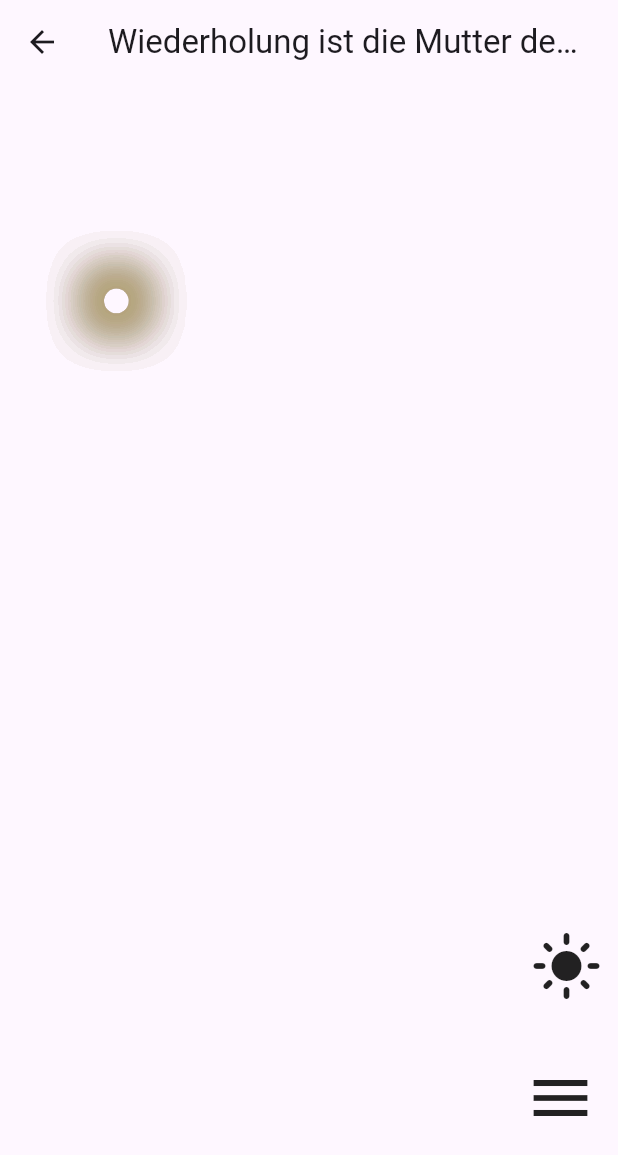
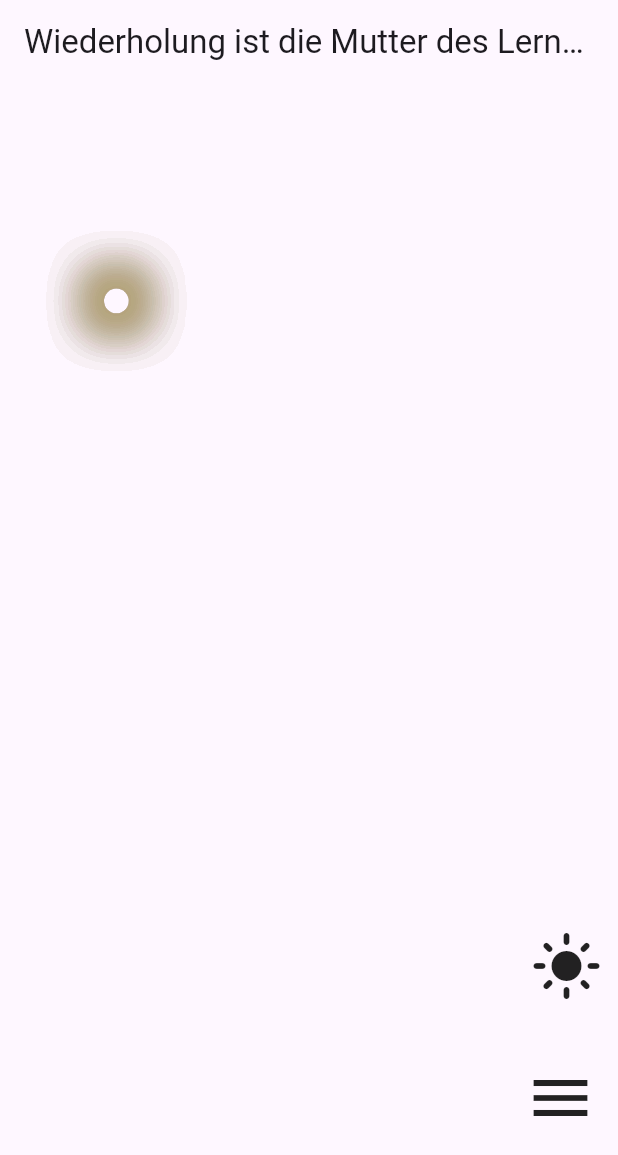
Before and after one commit to Thor-the-Dwarf/thors_cores, a Flutter app: the LevelScreen screen opened directly, after a tap on the "dark mode" icon, on a phone screen of 412 x 824 dp. Shown: the top 1155 px of the screen. Run offline on Flutter 3.47's test engine with Material 3 defaults, Android fonts, the phone set to English and light mode, and no system bars; our stand-ins replace cloud_firestore, firebase_core, shared_preferences, supabase_flutter; accounts and stored records are empty; statements that could not run were skipped.

Commit message:
Startseite implementiert

```diff
--- a/lib/level_screen/level_screen.dart
+++ b/lib/level_screen/level_screen.dart
@@ -255,125 +255,6 @@ class _LevelScreenState extends State<LevelScreen>
   }
 
   @override
-  // Widget build(BuildContext context) {
-  //   final visibleNodes = _buildVisibleNodes(tree, 0);
-  //
-  //   return Scaffold(
-  //     appBar: AppBar(
-  //       title: const Text('Wiederholung ist die Mutter des Lernens'),
-  //       elevation: 0,
-  //     ),
-  //     body: Stack(
-  //       children: [
-  //         MyBackGround(),
-  //         // Durchsichtiges Grid für Cores, wenn ein Level ausgewählt ist
-  //         if (_selectedLevelId != null)
-  //           Container(
-  //             color: Colors.black.withOpacity(0.3),
-  //             child: GridView.builder(
-  //               padding: const EdgeInsets.all(16.0),
-  //               gridDelegate: const SliverGridDelegateWithFixedCrossAxisCount(
-  //                 crossAxisCount: 2,
-  //                 crossAxisSpacing: 16.0,
-  //                 mainAxisSpacing: 16.0,
-  //                 childAspectRatio: 3 / 2,
-  //               ),
-  //               itemCount: _collectAllCores(_selectedLevelId!, tree).length,
-  //               itemBuilder: (context, index) {
-  //                 final core = _collectAllCores(_selectedLevelId!, tree)[index];
-  //                 return GestureDetector(
-  //                   onTap: () {
-  //                     print('Core geklickt: ${core['name']} (ID: ${core['id']})');
-  //                   },
-  //                   child: Container(
-  //                     decoration: BoxDecoration(
-  //                       color: Theme.of(context).cardColor.withOpacity(0.5),
-  //                       borderRadius: BorderRadius.circular(8.0),
-  //                       boxShadow: [
-  //                         BoxShadow(
-  //                           color: Theme.of(context).shadowColor.withOpacity(0.2),
-  //                           blurRadius: 4.0,
-  //                           offset: const Offset(0, 2),
-  //                         ),
-  //                       ],
-  //                     ),
-  //                     child: Center(
-  //                       child: Text(
-  //                         core['name'] as String,
-  //                         style: Theme.of(context).textTheme.bodyMedium,
-  //                         textAlign: TextAlign.center,
-  //                       ),
-  //                     ),
-  //                   ),
-  //                 );
-  //               },
-  //             ),
-  //           ),
-  //         SlideTransition(
-  //           position: _slideAnimation,
-  //           child: Container(
-  //             width: MediaQuery.of(context).size.width,
-  //             height: MediaQuery.of(context).size.height,
-  //             color: Colors.transparent,
-  //             child: Align(
-  //               alignment: Alignment.centerLeft,
-  //               child: Container(
-  //                 width: MediaQuery.of(context).size.width * 0.8,
-  //                 child: isLoading
-  //                     ? const Center(child: CircularProgressIndicator())
-  //                     : visibleNodes.isEmpty
-  //                     ? const Center(child: Text('Keine Daten verfügbar'))
-  //                     : Padding(
-  //                   padding: const EdgeInsets.all(16.0),
-  //                   child: _buildNodeList(visibleNodes),
-  //                 ),
-  //               ),
-  //             ),
-  //           ),
-  //         ),
-  //         Positioned(
-  //           bottom: 24.0,
-  //           right: MediaQuery.of(context).size.width * 0.025,
-  //           child: Column(
-  //             mainAxisSize: MainAxisSize.min,
-  //             children: [
-  //               const SizedBox(height: 40.0),
-  //               FloatingActionButton(
-  //                 heroTag: 'theme_toggler',
-  //                 onPressed: () {
-  //                   Provider.of<ThemeController>(context, listen: false).toggleTheme();
-  //                 },
-  //                 mini: true,
-  //                 backgroundColor: Colors.transparent,
-  //                 elevation: 0,
-  //                 child: Consumer<ThemeController>(
-  //                   builder: (context, controller, _) => Icon(
-  //                     controller.themeMode == ThemeMode.dark ? Icons.dark_mode : Icons.light_mode,
-  //                     color: Theme.of(context).iconTheme.color,
-  //                     size: 48.0,
-  //                   ),
-  //                 ),
-  //               ),
-  //               const SizedBox(height: 40.0),
-  //               FloatingActionButton(
-  //                 heroTag: 'menu_toggle',
-  //                 onPressed: _toggleMenu,
-  //                 backgroundColor: Colors.transparent,
-  //                 elevation: 0,
-  //                 child: Icon(
-  //                   _isMenuOpen ? Icons.close : Icons.menu,
-  //                   color: Theme.of(context).iconTheme.color,
-  //                   size: 48.0,
-  //                 ),
-  //               ),
-  //               const SizedBox(height: 40.0),
-  //             ],
-  //           ),
-  //         ),
-  //       ],
-  //     ),
-  //   );
-  // }
   Widget _buildNodeList(List<Map<String, dynamic>> visibleNodes) {
     return Container(
       decoration: BoxDecoration(
@@ -499,6 +380,7 @@ class _LevelScreenState extends State<LevelScreen>
       appBar: AppBar(
         title: const Text('Wiederholung ist die Mutter des Lernens'),
         elevation: 0,
+        automaticallyImplyLeading: false,
       ),
       body: GestureDetector(
         onTap: () {
--- a/lib/main.dart
+++ b/lib/main.dart
@@ -1,6 +1,7 @@
 import 'package:cloud_firestore/cloud_firestore.dart';
 import 'package:firebase_core/firebase_core.dart';
 import 'package:flutter/material.dart';
+import 'package:neon_thors_cores/start_screen.dart';
 import 'package:provider/provider.dart';
 import 'package:supabase_flutter/supabase_flutter.dart';
 import '_gloabals/debug_prints.dart';
@@ -61,7 +62,8 @@ class MyApp extends StatelessWidget {
 
             // const ArchivemendScreen(),
             // QuizScreen(selected_level_pk: "188de553-db8e-499e-8bf5-049884b88a05"),
-            const LevelScreen()
+            // const LevelScreen()
+            const StartScreen()
           );
         },
       ),
--- /dev/null
+++ b/lib/start_screen.dart
@@ -0,0 +1,116 @@
+import 'package:flutter/material.dart';
+import 'package:flutter/services.dart';
+import 'package:neon_thors_cores/_gloabals/widgets/my_background.dart';
+import 'package:neon_thors_cores/level_screen/level_screen.dart';
+import 'package:provider/provider.dart';
+import '_gloabals/widgets/theme_toggler.dart';
+
+class StartScreen extends StatelessWidget {
+  const StartScreen({super.key});
+
+  @override
+  Widget build(BuildContext context) {
+    const String keyData = r"Alpha_B8$kFm2@rW^bXe!4pZ*u&oR6%1HjLq#G7Nv?Td";
+    final TextEditingController _keyController = TextEditingController();
+
+    return Consumer<ThemeController>(
+      builder: (context, themeController, child) {
+        return Scaffold(
+          appBar: AppBar(
+            leading: IconButton(
+              icon: Icon(
+                themeController.themeMode == ThemeMode.dark
+                    ? Icons.dark_mode
+                    : Icons.light_mode,
+                color: Theme.of(context).iconTheme.color,
+              ),
+              onPressed: () {
+                themeController.toggleTheme();
+              },
+            ),
+          ),
+          body: Stack(
+            children: [
+              const MyBackGround(),
+              Center(
+                child: Column(
+                  mainAxisAlignment: MainAxisAlignment.center,
+                  children: [
+                    const Text(
+                      "Sichere dir diesen Schlüssel solange er hier eingeblendet ist!",
+                      textAlign: TextAlign.center,
+                      style: TextStyle(fontSize: 16),
+                    ),
+                    Text("Bald kann man die Web-App nur noch mit diesem oder ähnlichen Schlüsseln betreten."),
+                    Text("Dieser Alpha-Schlüssel wird vstl. bis Juni Zutritt verschaffen."),
+                    const SizedBox(height: 16),
+                    Row(
+                      mainAxisAlignment: MainAxisAlignment.center,
+                      children: [
+                        Text("Alpha-Schlüssel:  "),
+                        const SelectableText(
+                          keyData,
+                          style: TextStyle(fontSize: 30),
+                        ),
+                        const SizedBox(width: 8),
+                        IconButton(
+                          icon: const Icon(Icons.copy, size: 20),
+                          onPressed: () {
+                            Clipboard.setData(
+                                const ClipboardData(text: keyData));
+                            ScaffoldMessenger.of(context).showSnackBar(
+                              const SnackBar(
+                                  content: Text("Schlüssel kopiert!")),
+                            );
+                          },
+                          tooltip: "Schlüssel kopieren",
+                        ),
+                      ],
+                    ),
+                    const SizedBox(height: 16),
+                    Row(
+                      mainAxisAlignment: MainAxisAlignment.center,
+                      children: [
+                        SizedBox(
+                          width: 200,
+                          child: TextField(
+                            controller: _keyController,
+                            decoration: InputDecoration(
+                              border: const OutlineInputBorder(),
+                              hintText: "Schlüssel eingeben",
+                            ),
+                          ),
+                        ),
+                        const SizedBox(width: 8),
+                        ElevatedButton(
+                          onPressed: () {
+                            if (_keyController.text == keyData) {
+                              Navigator.push(
+                                context,
+                                MaterialPageRoute(
+                                  builder:
+                                      (context) =>
+                                      LevelScreen(),
+                                ),
+                              );
+                            } else {
+                              ScaffoldMessenger.of(context).showSnackBar(
+                                const SnackBar(
+                                    content: Text("Falscher Schlüssel!")),
+                              );
+                            }
+                          },
+                          child: const Text("Betreten"),
+                        ),
+                      ],
+                    ),
+                  ],
+                ),
+              ),
+            ],
+          ),
+        );
+      },
+    );
+  }
+}
```
